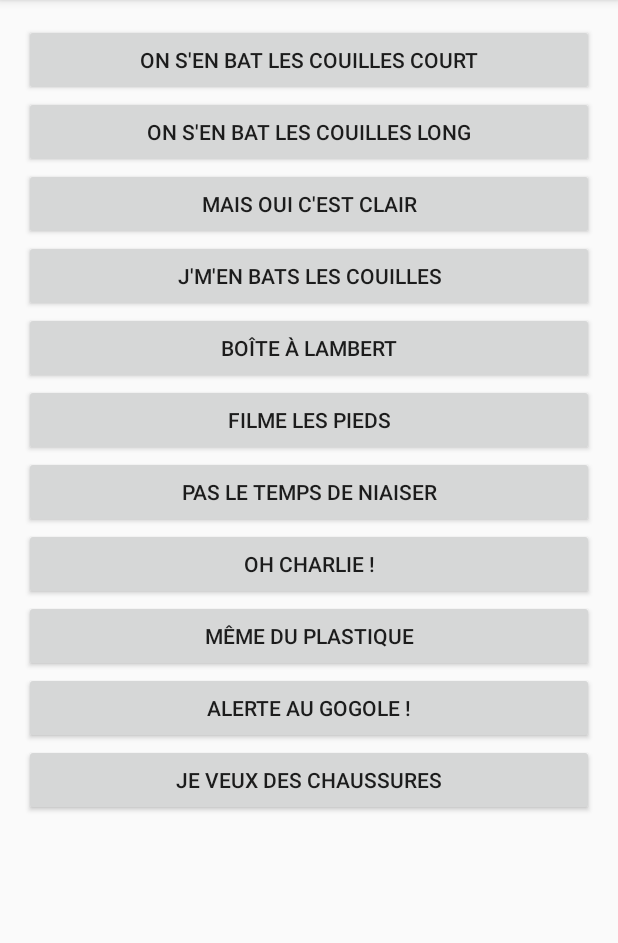
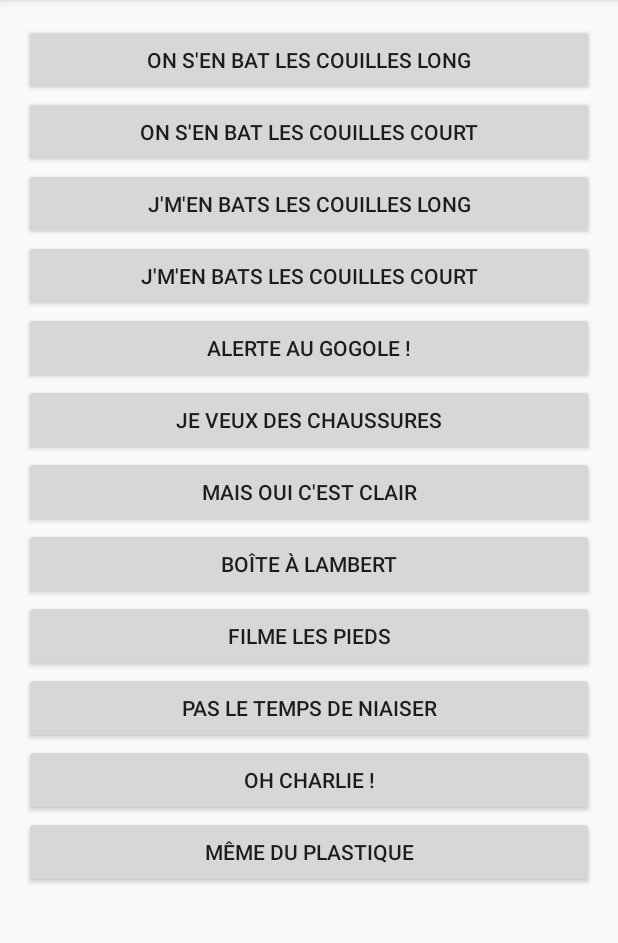
Before and after one commit to MatthieuCotton/SoundBox, an Android app: the screen it shows after launch (MainActivity), on a phone screen of 412 x 824 dp, the part 84-1027 px from its top. Run offline under Robolectric (Android 15) with nearby library versions, the phone set to English and light mode, and no system bars.

Commit message:
Ajout MakeleleCourt + TODO + réorganisation des boutons

```diff
--- a/app/src/main/java/com/orange/matthieu/soudbox/MainActivity.java
+++ b/app/src/main/java/com/orange/matthieu/soudbox/MainActivity.java
@@ -69,6 +69,10 @@ public class MainActivity extends AppCompatActivity implements View.OnClickListe
                 mMediaPlayer = MediaPlayer.create(this, R.raw.makelele);
                 mMediaPlayer.start();
                 break;
+            case R.id.makeleleCourt:
+                mMediaPlayer = MediaPlayer.create(this, R.raw.makelele_court);
+                mMediaPlayer.start();
+                break;
             case R.id.lambert:
                 mMediaPlayer = MediaPlayer.create(this, R.raw.boitalambert);
                 mMediaPlayer.start();
@@ -101,6 +105,10 @@ public class MainActivity extends AppCompatActivity implements View.OnClickListe
                 mMediaPlayer = MediaPlayer.create(this, R.raw.chaussures);
                 mMediaPlayer.start();
                 break;
+            /*
+            TODO avec ta grosse bite
+            TODO TIMMY
+             */
         }
 
     }
@@ -110,6 +118,7 @@ public class MainActivity extends AppCompatActivity implements View.OnClickListe
         Button btnOnSenBatLesCouillesCourt;
         Button btnMalou;
         Button btnMakelele;
+        Button btnMakeleleCourt;
         Button btnlambert;
         Button btnOnSenBatLesCouillesLong;
         Button btnFilmLesPieds;
@@ -122,6 +131,7 @@ public class MainActivity extends AppCompatActivity implements View.OnClickListe
         btnOnSenBatLesCouillesCourt = (Button) findViewById(R.id.onSenBatLesCouillesCourt);
         btnMalou = (Button) findViewById(R.id.Malou);
         btnMakelele = (Button) findViewById(R.id.Makelele);
+        btnMakeleleCourt = (Button) findViewById(R.id.makeleleCourt);
         btnlambert = (Button) findViewById(R.id.lambert);
         btnOnSenBatLesCouillesLong = (Button) findViewById(R.id.onSenBatLesCouillesLong);
         btnFilmLesPieds = (Button) findViewById(R.id.filmLesPieds);
@@ -134,6 +144,7 @@ public class MainActivity extends AppCompatActivity implements View.OnClickListe
         btnOnSenBatLesCouillesCourt.setOnClickListener(this);
         btnMalou.setOnClickListener(this);
         btnMakelele.setOnClickListener(this);
+        btnMakeleleCourt.setOnClickListener(this);
         btnlambert.setOnClickListener(this);
         btnOnSenBatLesCouillesLong.setOnClickListener(this);
         btnFilmLesPieds.setOnClickListener(this);
--- a/app/src/main/res/layout/content_main.xml
+++ b/app/src/main/res/layout/content_main.xml
@@ -25,26 +25,44 @@
             <Button
                 android:layout_width="match_parent"
                 android:layout_height="wrap_content"
+                android:id="@+id/onSenBatLesCouillesLong"
+                android:text="@string/onSenBatLesCouillesLong" />
+
+            <Button
+                android:layout_width="match_parent"
+                android:layout_height="wrap_content"
                 android:text="@string/onSenBatLesCouillesCourt"
                 android:id="@+id/onSenBatLesCouillesCourt" />
 
             <Button
                 android:layout_width="match_parent"
                 android:layout_height="wrap_content"
-                android:id="@+id/onSenBatLesCouillesLong"
-                android:text="@string/onSenBatLesCouillesLong" />
+                android:text="@string/jeMenBatsLesCouillesLong"
+                android:id="@+id/Makelele" />
+
+            <Button
+                android:layout_width="match_parent"
+                android:layout_height="wrap_content"
+                android:text="@string/jeMenBatsLesCouillesCourt"
+                android:id="@+id/makeleleCourt" />
+
+            <Button
+                android:layout_width="match_parent"
+                android:layout_height="wrap_content"
+                android:text="@string/alerteGogole"
+                android:id="@+id/alerteGogole" />
+
+            <Button
+                android:layout_width="match_parent"
+                android:layout_height="wrap_content"
+                android:text="@string/chaussures"
+                android:id="@+id/chaussures" />
 
             <Button
                 android:layout_width="match_parent"
                 android:layout_height="wrap_content"
                 android:text="@string/malou"
                 android:id="@+id/Malou" />
-
-            <Button
-                android:layout_width="match_parent"
-                android:layout_height="wrap_content"
-                android:text="@string/jeMenBatsLesCouilles"
-                android:id="@+id/Makelele" />
 
             <Button
                 android:layout_width="match_parent"
@@ -76,18 +94,6 @@
                 android:text="@string/plastique"
                 android:id="@+id/memeDuPlastique" />
 
-            <Button
-                android:layout_width="match_parent"
-                android:layout_height="wrap_content"
-                android:text="@string/alerteGogole"
-                android:id="@+id/alerteGogole" />
-
-            <Button
-                android:layout_width="match_parent"
-                android:layout_height="wrap_content"
-                android:text="@string/chaussures"
-                android:id="@+id/chaussures" />
-
         </LinearLayout>
 
 
--- a/app/src/main/res/values/strings.xml
+++ b/app/src/main/res/values/strings.xml
@@ -1,15 +1,16 @@
 <resources>
     <string name="app_name">SoundBox</string>
     <string name="action_settings">Settings</string>
+    <string name="onSenBatLesCouillesLong">On s\'en bat les couilles long</string>
     <string name="onSenBatLesCouillesCourt">On s\'en bat les couilles court</string>
-    <string name="onSenBatLesCouillesLong">On s\'en bat les couilles long</string>
+    <string name="jeMenBatsLesCouillesLong">J\'m\'en bats les couilles long</string>
+    <string name="jeMenBatsLesCouillesCourt">J\'m\'en bats les couilles court</string>
+    <string name="alerteGogole">Alerte au gogole !</string>
+    <string name="chaussures">Je veux des chaussures</string>
     <string name="malou">Mais oui c\'est clair</string>
-    <string name="jeMenBatsLesCouilles">J\'m\'en bats les couilles</string>
     <string name="lambert">Boîte à Lambert</string>
     <string name="filmLesPieds">Filme les pieds</string>
     <string name="pasLeTempsDeNiaiser">Pas le temps de niaiser</string>
     <string name="charlie">Oh Charlie !</string>
     <string name="plastique">Même du plastique</string>
-    <string name="alerteGogole">Alerte au gogole !</string>
-    <string name="chaussures">Je veux des chaussures</string>
 </resources>
```
Also changed, not shown: 1 other file.
